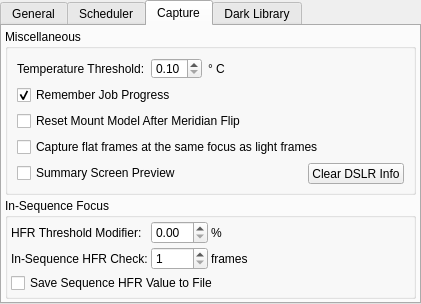
KDE/kstars, file kstars/ekos/opsekos.ui: the form before one commit.
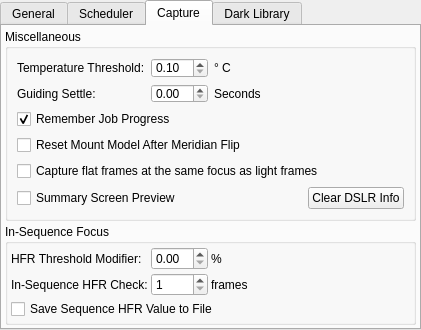
The form after the commit. The open tabs and pages were chosen to show the change.

Commit message: Add guiding settle time to capture module

Diff of the .ui file:
```diff
--- a/kstars/ekos/opsekos.ui
+++ b/kstars/ekos/opsekos.ui
@@ -7,7 +7,7 @@
     <x>0</x>
     <y>0</y>
     <width>421</width>
-    <height>304</height>
+    <height>330</height>
    </rect>
   </property>
   <property name="windowTitle">
@@ -314,8 +314,8 @@
       </property>
       <layout class="QVBoxLayout" name="verticalLayout_3">
        <item>
-        <layout class="QHBoxLayout" name="horizontalLayout_4">
-         <item>
+        <layout class="QGridLayout" name="gridLayout">
+         <item row="0" column="0">
           <widget class="QLabel" name="label">
            <property name="toolTip">
             <string>Maximum acceptable difference between requested and measured temperature set point. When the temperature threshold is below this value, the temperature set point request is deemed successful.</string>
@@ -325,7 +325,7 @@
            </property>
           </widget>
          </item>
-         <item>
+         <item row="0" column="1">
           <widget class="QDoubleSpinBox" name="kcfg_MaxTemperatureDiff">
            <property name="minimum">
             <double>0.100000000000000</double>
@@ -341,26 +341,47 @@
            </property>
           </widget>
          </item>
-         <item>
+         <item row="0" column="2">
           <widget class="QLabel" name="label_3">
            <property name="text">
             <string>° C</string>
            </property>
           </widget>
          </item>
-         <item>
+         <item row="0" column="3" rowspan="2">
           <spacer name="horizontalSpacer_4">
            <property name="orientation">
             <enum>Qt::Horizontal</enum>
            </property>
            <property name="sizeHint" stdset="0">
             <size>
-             <width>40</width>
-             <height>20</height>
+             <width>163</width>
+             <height>13</height>
             </size>
            </property>
           </spacer>
          </item>
+         <item row="1" column="0">
+          <widget class="QLabel" name="label_13">
+           <property name="text">
+            <string>Guiding Settle:</string>
+           </property>
+          </widget>
+         </item>
+         <item row="1" column="1">
+          <widget class="QDoubleSpinBox" name="kcfg_GuidingSettle">
+           <property name="toolTip">
+            <string>Wait this many seconds after guiding is resumed before starting capture</string>
+           </property>
+          </widget>
+         </item>
+         <item row="1" column="2">
+          <widget class="QLabel" name="label_14">
+           <property name="text">
+            <string>Seconds</string>
+           </property>
+          </widget>
+         </item>
         </layout>
        </item>
        <item>
```
The commit also changes 2 other files.
